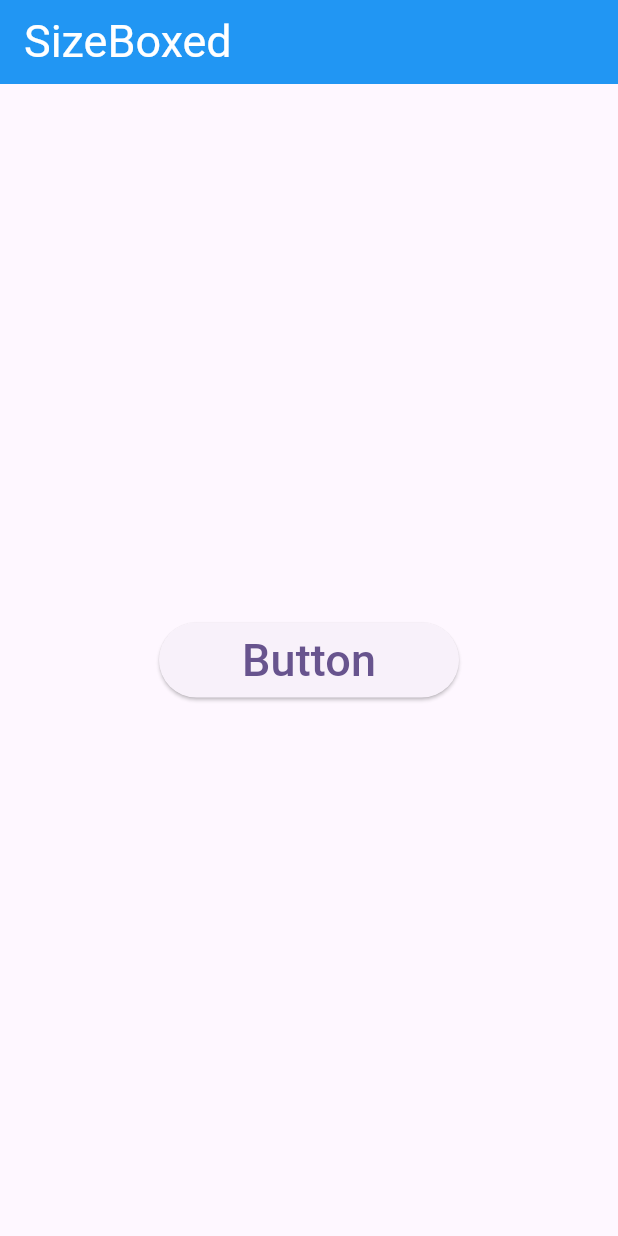
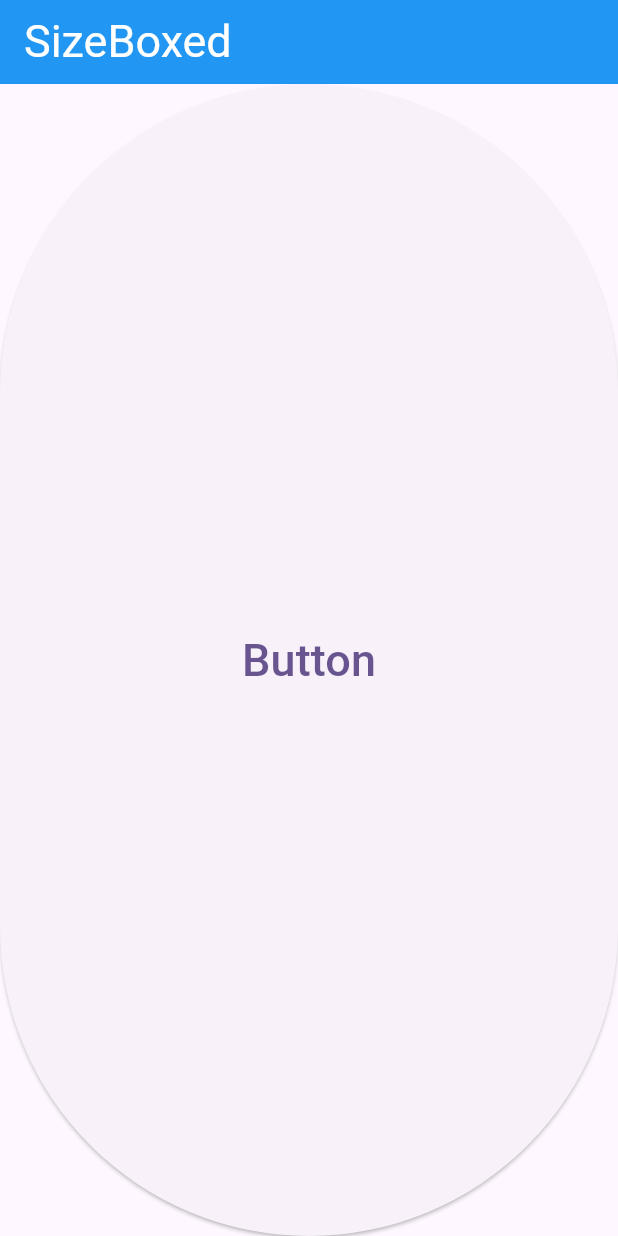
Before and after one commit to Roshan-Barkane/flutter_widgets_of_the_day, a Flutter app: the screen it shows after launch, on a phone screen of 412 x 824 dp. Run offline on Flutter 3.47's test engine with Material 3 defaults, Android fonts, the phone set to English and light mode, and no system bars.

Commit message:
infinity value are used sizedBox widget

```diff
--- a/lib/sizeboxed.dart
+++ b/lib/sizeboxed.dart
@@ -16,8 +16,8 @@ class SizeboxedWidget extends StatelessWidget {
       /* ElevatedButton not having and size property so apply the size with sixeBoxed */
       body: Center(
         child: SizedBox(
-          height: 50,
-          width: 200,
+          height: double.infinity,
+          width: double.infinity,
           child: ElevatedButton(
             onPressed: () {},
             child: const Text(
```
